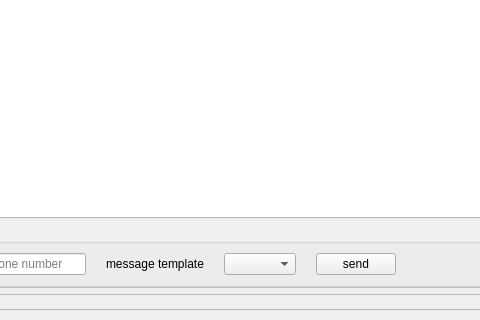
First picture: the form in MainApp/src/CUiCenter.ui, repository AlexRain/BRSystem, before the edit; both pictures show x 139 to 619 and y 428 to 748 of the 1013 by 748 pixel window.
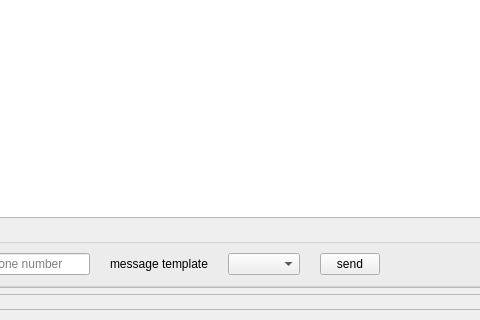
Second picture: the form after the edit. Custom widgets are drawn as their Qt base class.

The edit to the form file:
```diff
--- a/MainApp/src/CUiCenter.ui
+++ b/MainApp/src/CUiCenter.ui
@@ -310,6 +310,18 @@
                <verstretch>0</verstretch>
               </sizepolicy>
              </property>
+             <property name="minimumSize">
+              <size>
+               <width>60</width>
+               <height>0</height>
+              </size>
+             </property>
+             <property name="maximumSize">
+              <size>
+               <width>60</width>
+               <height>16777215</height>
+              </size>
+             </property>
              <property name="text">
               <string>send</string>
              </property>
```
Left out of the diff: 48 changed lines with no effect on the pictures.
